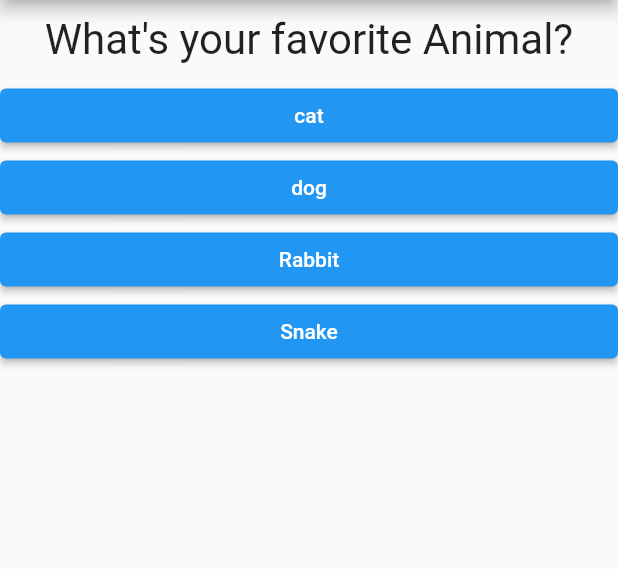
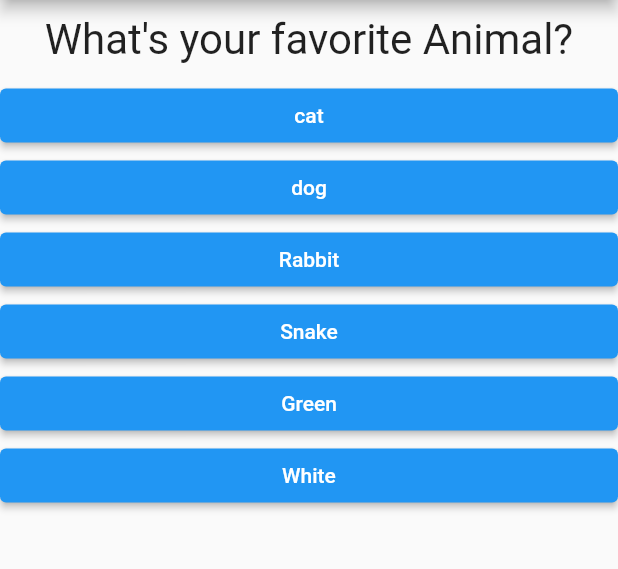
Before and after one commit to muhyasin89/Flutter_Quiz_App, a Flutter app: the screen it shows after launch, after a tap on "Black", on a phone screen of 412 x 824 dp, the part 84-653 px from its top. Run offline on Flutter 3.47's test engine with Material 2 defaults, Android fonts, the phone set to English and light mode, and no system bars.

Commit message:
[master]add flutter

```diff
--- a/lib/main.dart
+++ b/lib/main.dart
@@ -1,8 +1,7 @@
 import 'package:flutter/material.dart';
-import 'package:flutter_complete_guide/answer.dart';
 
-import './question.dart';
-import './answer.dart';
+import './quiz.dart';
+import './result.dart';
 
 void main() => runApp(MyApp());
 
@@ -16,22 +15,42 @@ class MyApp extends StatefulWidget {
 
 class _MyAppState extends State<MyApp> {
   var _questionIndex = 0;
-  final questions = const [
+  var _totalScore = 0;
+
+  final _questions = const [
     {
       "questionText": "What\'s your favorite color?",
-      "answers": ['Black', 'Red', 'Green', 'White'],
+      "answers": [
+        {'text': 'Black', 'score': 10},
+        {'text': 'White', 'score': 20},
+        {'text': 'Red', 'score': 30},
+        {'text': 'Black', 'score': 35},
+        {'text': 'Green', 'score': 25},
+        {'text': 'White', 'score': 40},
+      ],
     },
     {
       "questionText": "What\'s your favorite Animal?",
-      "answers": ["cat", "dog", "Rabbit", "Snake"],
+      "answers": [
+        {'text': 'cat', 'score': 10},
+        {'text': 'dog', 'score': 20},
+        {'text': 'Rabbit', 'score': 30},
+        {'text': 'Snake', 'score': 35},
+        {'text': 'Green', 'score': 25},
+        {'text': 'White', 'score': 40},
+      ],
     },
   ];
 
-  void _answerQuestion() {
-    if (_questionIndex < questions.length) {}
-    setState(() {
-      _questionIndex = _questionIndex + 1;
-    });
+  void _answerQuestion(int score) {
+    if (_questionIndex < _questions.length) {
+      setState(() {
+        _questionIndex = _questionIndex + 1;
+        _totalScore += score;
+      });
+    } else {
+      print("No More Question");
+    }
   }
 
   Widget build(BuildContext context) {
@@ -40,17 +59,12 @@ class _MyAppState extends State<MyApp> {
         appBar: AppBar(
           title: Text('My First App'),
         ),
-        body: Column(
-          children: [
-            Question(
-              questions[_questionIndex]['questionText'],
-            ),
-            ...(questions[_questionIndex]['answers'] as List<String>)
-                .map((answer) {
-              return Answer(_answerQuestion, answer);
-            }).toList()
-          ],
-        ),
+        body: _questionIndex < _questions.length
+            ? Quiz(
+                answerQuestion: _answerQuestion,
+                questions: _questions,
+                questionIndex: _questionIndex)
+            : Result(_totalScore),
       ),
     );
   }
--- /dev/null
+++ b/lib/quiz.dart
@@ -0,0 +1,29 @@
+import 'package:flutter/material.dart';
+import './question.dart';
+import './answer.dart';
+
+class Quiz extends StatelessWidget {
+  final List<Map<String, Object>> questions;
+  final int questionIndex;
+  final Function answerQuestion;
+
+  Quiz(
+      {@required this.questions,
+      @required this.answerQuestion,
+      @required this.questionIndex});
+
+  @override
+  Widget build(BuildContext context) {
+    return Column(
+      children: [
+        Question(
+          questions[questionIndex]['questionText'],
+        ),
+        ...(questions[questionIndex]['answers'] as List<Map<String, Object>>)
+            .map((answer) {
+          return Answer(() => answerQuestion(answer['score']), answer['text']);
+        }).toList()
+      ],
+    );
+  }
+}
--- /dev/null
+++ b/lib/result.dart
@@ -0,0 +1,29 @@
+import 'package:flutter/material.dart';
+
+class Result extends StatelessWidget {
+  final int resultScore;
+
+  Result(this.resultScore);
+
+  String get resultPhase {
+    var resultText = "You did It!!";
+    if (resultScore <= 8) {
+      resultText = 'You are awesome and innocent!';
+    } else if (resultScore <= 12) {
+      resultText = "Pretty Likeable!";
+    } else {
+      resultText = "You are Weird";
+    }
+    return resultText;
+  }
+
+  @override
+  Widget build(BuildContext context) {
+    return Center(
+      child: Text(
+        resultPhase,
+        style: TextStyle(fontSize: 36, fontWeight: FontWeight.bold),
+      ),
+    );
+  }
+}
```
